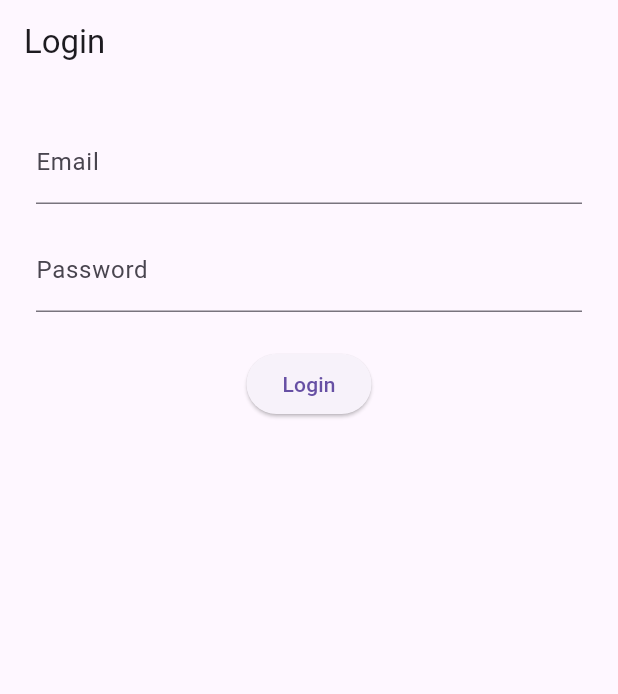
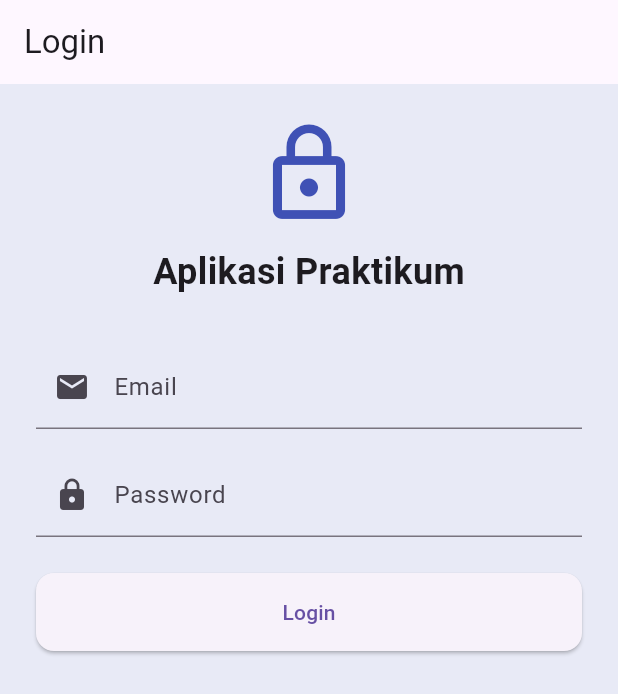
Before and after one commit to zumardirahman/login_basic, a Flutter app: the screen it shows after launch, on a phone screen of 412 x 824 dp. Shown: the top 694 px of the screen. Run offline on Flutter 3.47's test engine with Material 3 defaults, Android fonts, the phone set to English and light mode, and no system bars.

Commit message:
#percantik login

```diff
--- a/lib/pages/login_page.dart
+++ b/lib/pages/login_page.dart
@@ -39,6 +39,7 @@ class _LoginPageState extends State<LoginPage> {
   @override
   Widget build(BuildContext context) {
     return Scaffold(
+      backgroundColor: Colors.indigo[50],
       appBar: AppBar(title: const Text('Login')),
       body: Padding(
         padding: const EdgeInsets.all(24),
@@ -46,18 +47,30 @@ class _LoginPageState extends State<LoginPage> {
           key: _formKey,
           child: Column(
             children: [
+              const Icon(Icons.lock_outline, size: 72, color: Colors.indigo),
+              const SizedBox(height: 12),
+              const Text('Aplikasi Praktikum',
+                  style: TextStyle(fontSize: 24, fontWeight: FontWeight.bold)),
+              const SizedBox(height: 32),
               TextFormField(
                 controller: _emailController,
-                decoration: const InputDecoration(labelText: 'Email'),
+                decoration: const InputDecoration(
+                  labelText: 'Email',
+                  prefixIcon: Icon(Icons.email),
+                ),
                 keyboardType: TextInputType.emailAddress,
-                validator: (value) =>
-                    value == null || !value.contains('@') ? 'Email tidak valid' : null,
+                validator: (value) => value == null || !value.contains('@')
+                    ? 'Email tidak valid'
+                    : null,
               ),
               const SizedBox(height: 16),
               TextFormField(
                 controller: _passwordController,
                 obscureText: true,
-                decoration: const InputDecoration(labelText: 'Password'),
+                decoration: const InputDecoration(
+                  labelText: 'Password',
+                  prefixIcon: Icon(Icons.lock),
+                ),
                 validator: (value) {
                   if (value == null || !_validatePassword(value)) {
                     return 'Password minimal 8 karakter, huruf besar, kecil, dan angka';
@@ -66,9 +79,18 @@ class _LoginPageState extends State<LoginPage> {
                 },
               ),
               const SizedBox(height: 24),
-              ElevatedButton(
-                onPressed: _login,
-                child: const Text('Login'),
+              SizedBox(
+                width: double.infinity,
+                child: ElevatedButton(
+                  onPressed: _login,
+                  style: ElevatedButton.styleFrom(
+                    padding: EdgeInsets.symmetric(vertical: 16),
+                    shape: RoundedRectangleBorder(
+                      borderRadius: BorderRadius.circular(12),
+                    ),
+                  ),
+                  child: Text('Login'),
+                ),
               ),
             ],
           ),
```
